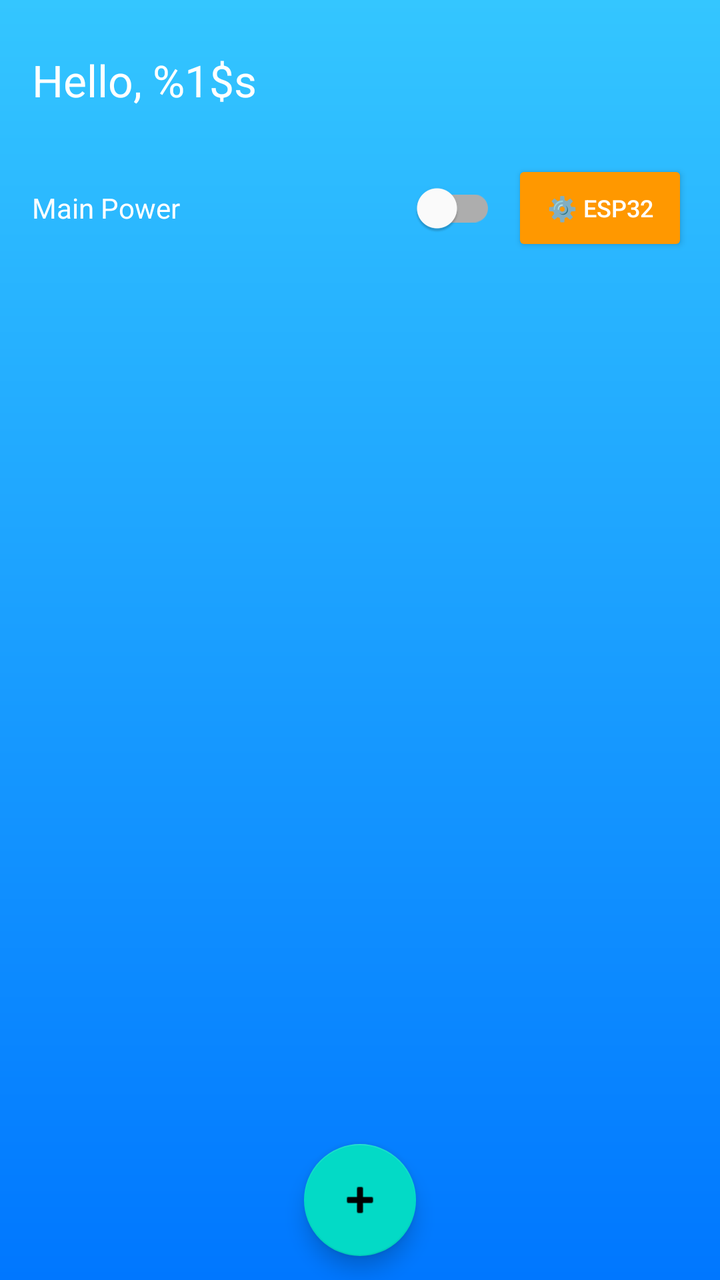
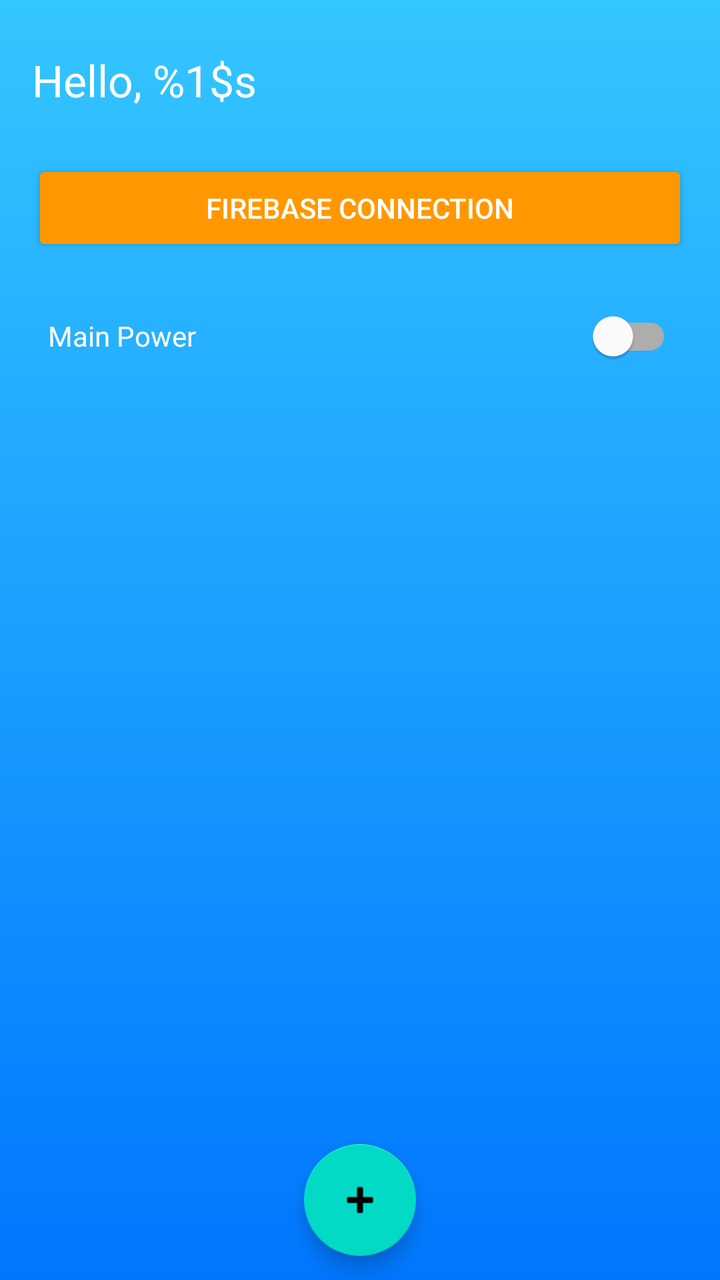

The first picture is an Android layout as it rendered before a commit; the second is the same layout after the commit. The layout source and the unified diff follow.
<!-- AndroidManifest.xml: application theme Theme.App -->
<!-- res/layout/activity_dashboard.xml -->
<?xml version="1.0" encoding="utf-8"?>
<RelativeLayout xmlns:android="http://schemas.android.com/apk/res/android"
    android:layout_width="match_parent"
    android:layout_height="match_parent">

    <View
        android:id="@+id/bg"
        android:layout_width="match_parent"
        android:layout_height="match_parent"
        android:background="@drawable/gradient_bg"/>

    <LinearLayout
        android:id="@+id/content"
        android:orientation="vertical"
        android:layout_width="match_parent"
        android:layout_height="match_parent"
        android:padding="16dp">

        <LinearLayout
            android:orientation="horizontal"
            android:layout_width="match_parent"
            android:layout_height="wrap_content"
            android:gravity="center_vertical">

            <TextView
                android:id="@+id/welcome"
                android:text="@string/welcome_user_name"
                android:textSize="22sp"
                android:textColor="@color/white"
                android:layout_weight="1"
                android:layout_width="0dp"
                android:layout_height="wrap_content"/>

            <ImageView
                android:id="@+id/profile"
                android:src="@android:drawable/sym_def_app_icon"
                android:contentDescription="@string/profile_image_desc"
                android:layout_width="48dp"
                android:layout_height="48dp"
                android:scaleType="centerCrop"/>
        </LinearLayout>

        <LinearLayout
            android:orientation="horizontal"
            android:layout_width="match_parent"
            android:layout_height="wrap_content"
            android:layout_marginTop="16dp"
            android:gravity="center_vertical">

            <com.google.android.material.switchmaterial.SwitchMaterial
                android:id="@+id/mainSwitch"
                android:text="@string/main_power_label"
                android:layout_width="0dp"
                android:layout_weight="1"
                android:layout_height="wrap_content"
                android:textColor="@color/white"/>

            <Button
                android:id="@+id/esp32SettingsButton"
                android:layout_width="wrap_content"
                android:layout_height="wrap_content"
                android:text="⚙️ ESP32"
                android:textSize="12sp"
                android:padding="8dp"
                android:backgroundTint="#FF9800"
                android:textColor="@color/white"
                android:layout_marginStart="8dp"/>
        </LinearLayout>

        <ScrollView
            android:layout_width="match_parent"
            android:layout_height="match_parent"
            android:layout_marginTop="12dp">

            <LinearLayout
                android:id="@+id/roomsContainer"
                android:orientation="vertical"
                android:layout_width="match_parent"
                android:layout_height="wrap_content"
                android:paddingBottom="80dp"/>
        </ScrollView>
    </LinearLayout>

    <com.google.android.material.floatingactionbutton.FloatingActionButton
        android:id="@+id/fab"
        android:layout_width="64dp"
        android:layout_height="64dp"
        android:src="@android:drawable/ic_input_add"
        android:contentDescription="@string/fab_add_desc"
        android:layout_alignParentBottom="true"
        android:layout_centerHorizontal="true"
        android:layout_marginBottom="12dp"/>
</RelativeLayout>
<!-- resources referenced by this layout -->
<resources>
  <color name="white">#FFFFFF</color>
  <!-- drawable gradient_bg (drawable) -->
  <shape xmlns:android="http://schemas.android.com/apk/res/android" android:shape="rectangle">
      <gradient android:startColor="#34C6FF" android:endColor="#0077FF" android:angle="270"/>
  </shape>
  <string name="fab_add_desc">Add</string>
  <string name="main_power_label">Main Power</string>
  <string name="profile_image_desc">Profile image</string>
  <string name="welcome_user_name">Hello, %1$s</string>
  <style name="Theme.App" parent="Theme.MaterialComponents.DayNight.NoActionBar">
          <item name="android:statusBarColor">#0066CC</item>
      </style>
</resources>

<!-- the commit's change to res/layout/activity_dashboard.xml (unified diff, before → after) -->
@@ -40,31 +40,30 @@
                 android:scaleType="centerCrop"/>
         </LinearLayout>
 
-        <LinearLayout
-            android:orientation="horizontal"
+        <Button
+            android:id="@+id/esp32SettingsButton"
             android:layout_width="match_parent"
             android:layout_height="wrap_content"
-            android:layout_marginTop="16dp"
-            android:gravity="center_vertical">
+            android:text="@string/test_firebase_connection"
+            android:textSize="14sp"
+            android:padding="12dp"
+            android:backgroundTint="#FF9800"
+            android:textColor="@color/white"
+            android:layout_marginTop="16dp"/>
+
+        <LinearLayout
+            android:orientation="vertical"
+            android:layout_width="match_parent"
+            android:layout_height="wrap_content"
+            android:layout_marginTop="16dp">
 
             <com.google.android.material.switchmaterial.SwitchMaterial
                 android:id="@+id/mainSwitch"
                 android:text="@string/main_power_label"
-                android:layout_width="0dp"
-                android:layout_weight="1"
+                android:layout_width="match_parent"
                 android:layout_height="wrap_content"
-                android:textColor="@color/white"/>
-
-            <Button
-                android:id="@+id/esp32SettingsButton"
-                android:layout_width="wrap_content"
-                android:layout_height="wrap_content"
-                android:text="⚙️ ESP32"
-                android:textSize="12sp"
-                android:padding="8dp"
-                android:backgroundTint="#FF9800"
                 android:textColor="@color/white"
-                android:layout_marginStart="8dp"/>
+                android:padding="8dp"/>
         </LinearLayout>
 
         <ScrollView
<!-- resource entries referenced after the edit -->
@@ -8,6 +8,7 @@
   <string name="fab_add_desc">Add</string>
   <string name="main_power_label">Main Power</string>
   <string name="profile_image_desc">Profile image</string>
+  <string name="test_firebase_connection">Firebase Connection</string>
   <string name="welcome_user_name">Hello, %1$s</string>
   <style name="Theme.App" parent="Theme.MaterialComponents.DayNight.NoActionBar">
           <item name="android:statusBarColor">#0066CC</item>
